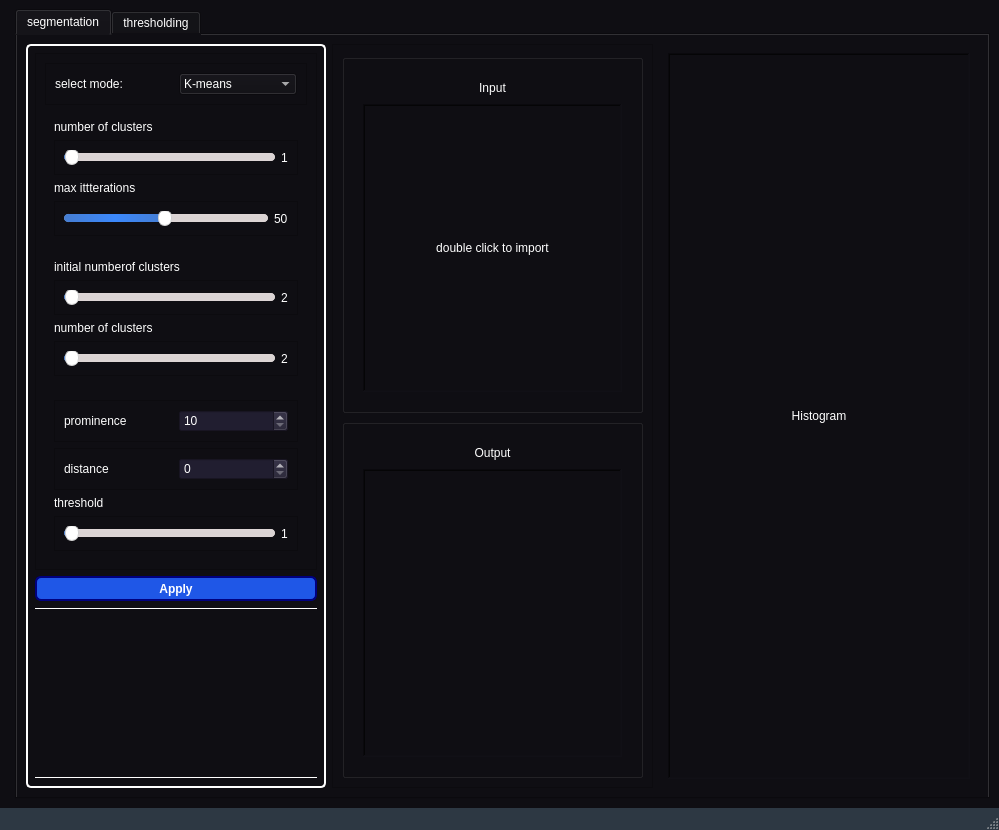
The window that ui.ui (Eagle-E-Y-E/Task4-Segmentation) describes before a commit, drawn with Qt 5.
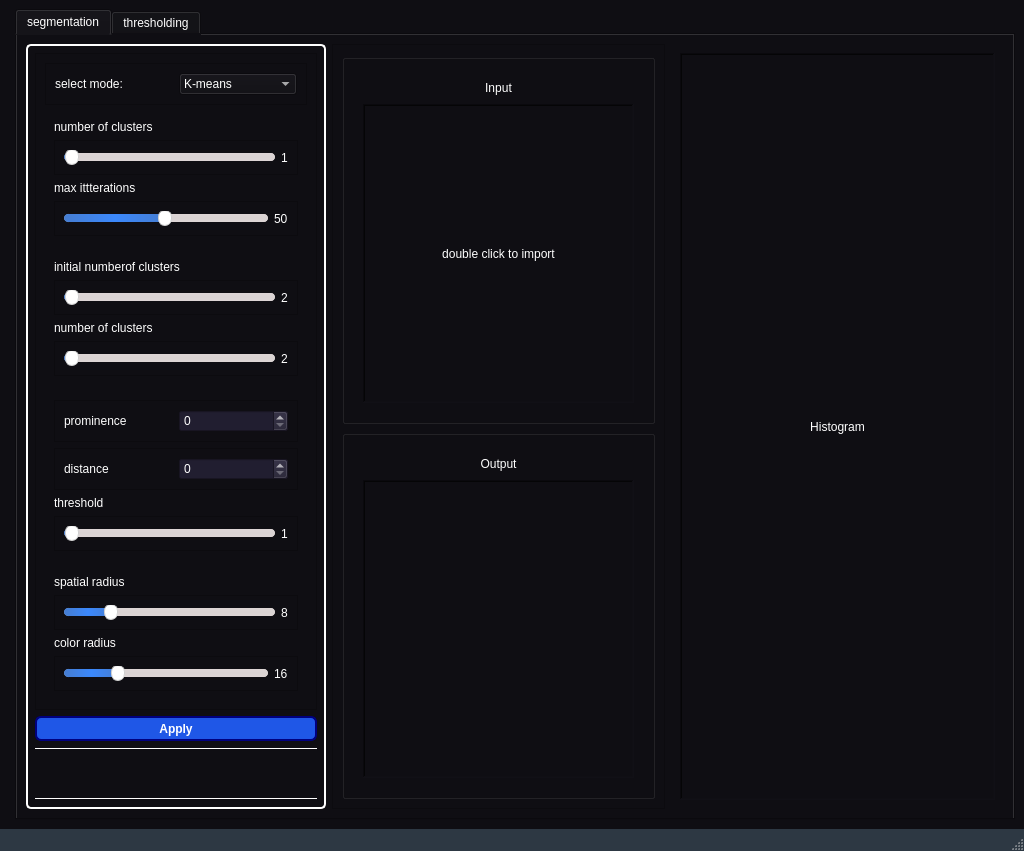
The same window after the commit. Icons and pictures are not drawn.

Commit message: added mean shift ui

What changed in the file:
```diff
--- a/ui.ui
+++ b/ui.ui
@@ -6,8 +6,8 @@
    <rect>
     <x>0</x>
     <y>0</y>
-    <width>999</width>
-    <height>830</height>
+    <width>1024</width>
+    <height>851</height>
    </rect>
   </property>
   <property name="sizePolicy">
@@ -674,7 +674,7 @@
 background-color: rgb(33, 30, 48);</string>
                       </property>
                       <property name="minimum">
-                       <number>10</number>
+                       <number>0</number>
                       </property>
                       <property name="maximum">
                        <number>100</number>
@@ -759,6 +759,99 @@
                 </layout>
                </widget>
               </item>
+              <item>
+               <widget class="QWidget" name="mean_shift_widget" native="true">
+                <layout class="QVBoxLayout" name="verticalLayout_13">
+                 <item>
+                  <widget class="QLabel" name="label_10">
+                   <property name="text">
+                    <string>spatial radius</string>
+                   </property>
+                  </widget>
+                 </item>
+                 <item>
+                  <widget class="QFrame" name="frame_28">
+                   <property name="frameShape">
+                    <enum>QFrame::StyledPanel</enum>
+                   </property>
+                   <property name="frameShadow">
+                    <enum>QFrame::Raised</enum>
+                   </property>
+                   <layout class="QHBoxLayout" name="horizontalLayout_19">
+                    <item>
+                     <widget class="QSlider" name="spatial_radius_slider">
+                      <property name="minimum">
+                       <number>5</number>
+                      </property>
+                      <property name="maximum">
+                       <number>20</number>
+                      </property>
+                      <property name="value">
+                       <number>8</number>
+                      </property>
+                      <property name="orientation">
+                       <enum>Qt::Horizontal</enum>
+                      </property>
+                     </widget>
+                    </item>
+                    <item>
+                     <widget class="QLabel" name="spatial_radius_label">
+                      <property name="text">
+                       <string>8</string>
+                      </property>
+                     </widget>
+                    </item>
+                   </layout>
+                  </widget>
+                 </item>
+                 <item>
+                  <widget class="QLabel" name="label_11">
+                   <property name="text">
+                    <string>color radius</string>
+                   </property>
+                  </widget>
+                 </item>
+                 <item>
+                  <widget class="QFrame" name="frame_29">
+                   <property name="frameShape">
+                    <enum>QFrame::StyledPanel</enum>
+                   </property>
+                   <property name="frameShadow">
+                    <enum>QFrame::Raised</enum>
+                   </property>
+                   <layout class="QHBoxLayout" name="horizontalLayout_20">
+                    <item>
+                     <widget class="QSlider" name="color_radius_slider">
+                      <property name="minimum">
+                       <number>5</number>
+                      </property>
+                      <property name="maximum">
+                       <number>50</number>
+                      </property>
+                      <property name="value">
+                       <number>16</number>
+                      </property>
+                      <property name="sliderPosition">
+                       <number>16</number>
+                      </property>
+                      <property name="orientation">
+                       <enum>Qt::Horizontal</enum>
+                      </property>
+                     </widget>
+                    </item>
+                    <item>
+                     <widget class="QLabel" name="color_radius_label">
+                      <property name="text">
+                       <string>16</string>
+                      </property>
+                     </widget>
+                    </item>
+                   </layout>
+                  </widget>
+                 </item>
+                </layout>
+               </widget>
+              </item>
              </layout>
             </widget>
            </item>
```
Left out of the diff: 7 changed lines with no effect on the pictures. The commit also changes 1 other file.
